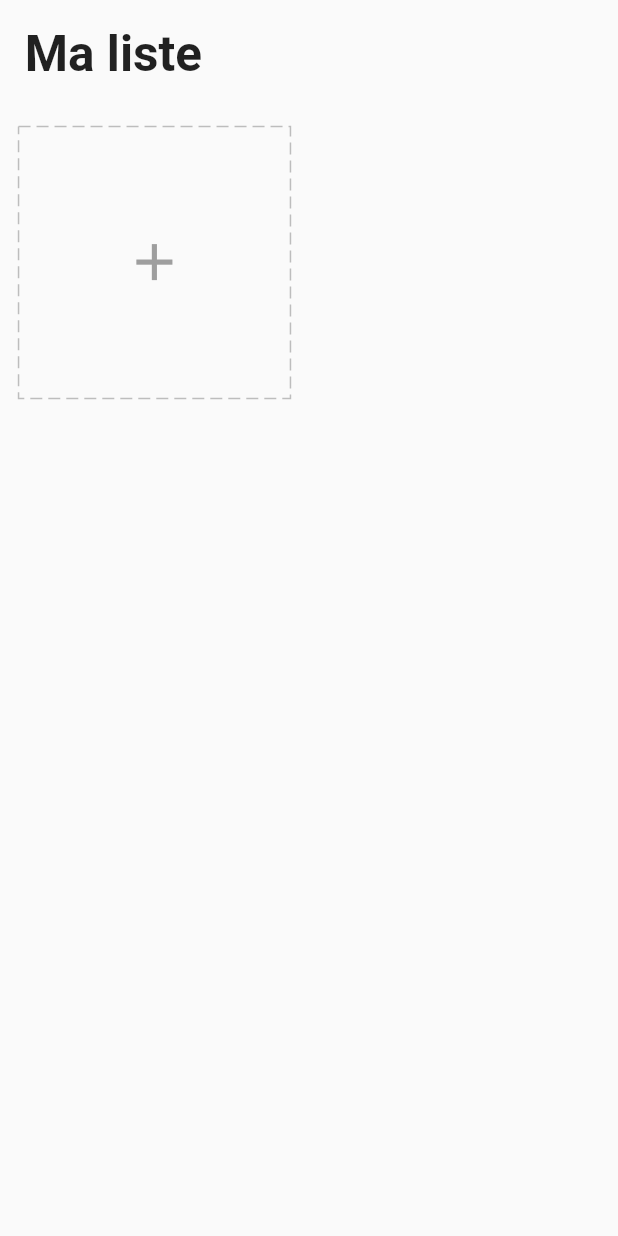
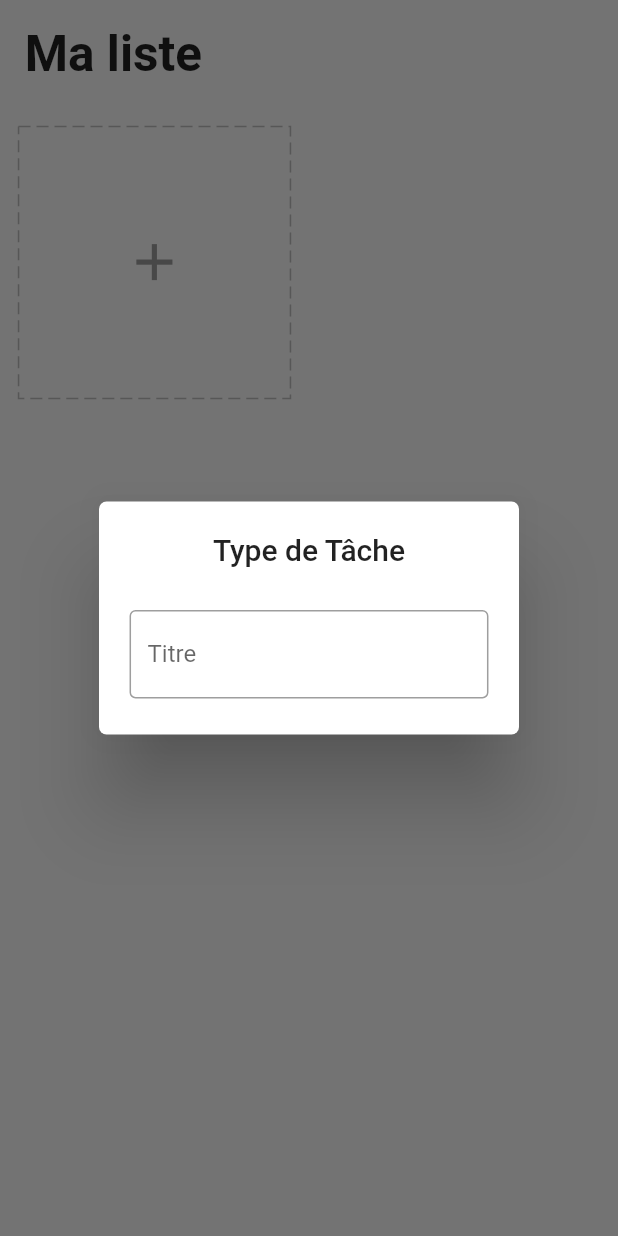
Before and after one commit to carolax14/task_todo_app, a Flutter app: the screen it shows after launch, after a tap on the "add" icon, on a phone screen of 412 x 824 dp. Run offline on Flutter 3.47's test engine with Material 2 defaults, Android fonts, the light colour scheme and no system bars; drawn by our look-alikes of dotted_border; our stand-ins replace equatable, flutter_easyloading, get, get_storage.

Commit message:
Add Card Click Event

```diff
--- a/lib/app/modules/home/controller.dart
+++ b/lib/app/modules/home/controller.dart
@@ -1,3 +1,4 @@
+import 'package:flutter/cupertino.dart';
 import 'package:get/get.dart';
 import 'package:task_todo_app/app/data/services/storage/repository.dart';
 
@@ -6,8 +7,9 @@
 class HomeController extends GetxController {
   TaskRepository taskRepository;
   HomeController({required this.taskRepository});
-
+  final formKey = GlobalKey<FormState>();
   final tasks = <Task>[].obs;
+  final editCtrl = TextEditingController();
 
   @override
   void onInit() {
--- a/lib/app/modules/home/widgets/add_card.dart
+++ b/lib/app/modules/home/widgets/add_card.dart
@@ -22,7 +22,36 @@
       height: squareWidth /2,
       margin: EdgeInsets.all(3.0.wp),
       child: InkWell(
-        onTap: () {},
+        onTap: () async {
+          await Get.defaultDialog(
+            titlePadding: EdgeInsets.symmetric(vertical: 5.0.wp),
+            radius: 5,
+            title: 'Type de Tâche',
+            content: Form(
+              key: homeCtrl.formKey,
+              child: Column(
+                children: [
+                  Padding(
+                    padding: EdgeInsets.symmetric(horizontal: 3.0.wp),
+                    child: TextFormField(
+                      controller: homeCtrl.editCtrl,
+                      decoration: const InputDecoration(
+                        border: OutlineInputBorder(),
+                        labelText: 'Titre',
+                      ),
+                      validator: (Value) {
+                        if (Value == null || Value.trim().isEmpty) {
+                          return 'Veuillez entrer un nom de tâche';
+                        }
+                        return null;
+                      },
+                    ),
+                  ),
+                ],
+              ),
+            )
+          );
+        },
         child: DottedBorder(
           color: Colors.grey[400]!,
           dashPattern: const [8, 4],
```
